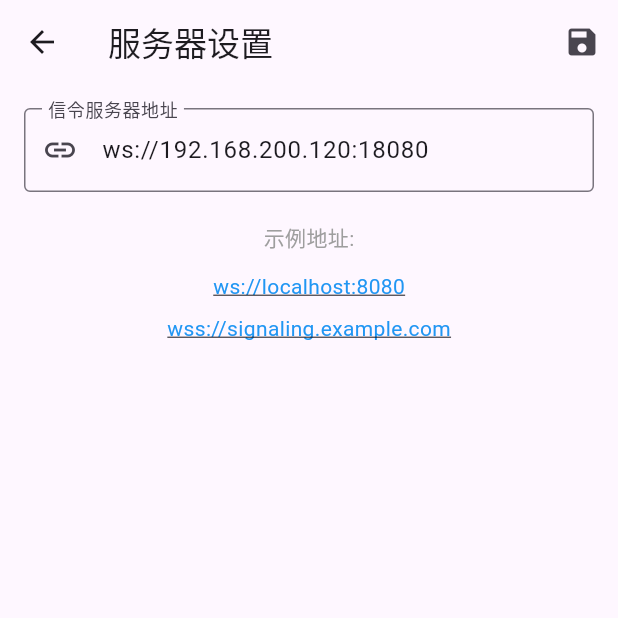
After one commit to einyboycode/flutter_webrtc_group_chat, a Flutter app: the SettingsPage screen opened by its route, on a phone screen of 412 x 824 dp, the top half of it. The commit adds this screen. Run offline on Flutter 3.47's test engine with Material 3 defaults, Android fonts, the phone set to English and light mode, and no system bars; our stand-ins replace file_picker, shared_preferences; missing offline and left inert: flutter_webrtc; accounts and stored records are empty.

Commit message:
1.添加websocket配置功能

```diff
--- a/lib/main.dart
+++ b/lib/main.dart
@@ -5,12 +5,17 @@ import 'providers/rtc_provider.dart';
 import 'providers/signaling_provider.dart';
 import 'screens/chat_screen.dart';
 import 'screens/join_screen.dart';
+import 'screens/setting.dart';
 
-void main() {
+void main() async {
+  final signaling = SignalingProvider();
+  await signaling.loadSavedSettings();
+
+
   runApp(
     MultiProvider(
       providers: [
-        ChangeNotifierProvider(create: (_) => SignalingProvider()),
+        ChangeNotifierProvider(create: (_) => signaling),
         ChangeNotifierProvider(create: (_) => RTCProvider()),
       ],
       child: const MyApp(),
@@ -33,6 +38,7 @@ class MyApp extends StatelessWidget {
       routes: {
         '/': (context) =>  JoinScreen(),
         '/chat': (context) => ChatScreen(),
+        '/settings': (context) => SettingsPage(),
       },
     );
   }
--- a/lib/screens/chat_screen.dart
+++ b/lib/screens/chat_screen.dart
@@ -187,7 +187,7 @@ class _ChatScreenState extends State<ChatScreen> {
             children: [
               if (!message.isMe)
                 Text(
-                  message.senderId.substring(0, 8),
+                  message.name,
                   style: TextStyle(
                     fontWeight: FontWeight.bold,
                     color: Colors.black,
--- /dev/null
+++ b/lib/screens/setting.dart
@@ -0,0 +1,108 @@
+import 'package:flutter/material.dart';
+import 'package:provider/provider.dart';
+import '../providers/signaling_provider.dart';
+
+class SettingsPage extends StatefulWidget {
+  @override
+  _SettingsPageState createState() => _SettingsPageState();
+}
+
+class _SettingsPageState extends State<SettingsPage> {
+  final _formKey = GlobalKey<FormState>();
+  late TextEditingController _serverUrlController;
+
+  @override
+  void initState() {
+    super.initState();
+    final signaling = Provider.of<SignalingProvider>(context, listen: false);
+    _serverUrlController = TextEditingController(text: signaling.serverUrl);
+  }
+
+  @override
+  void dispose() {
+    _serverUrlController.dispose();
+    super.dispose();
+  }
+
+  @override
+  Widget build(BuildContext context) {
+    return Scaffold(
+      appBar: AppBar(
+        title: Text('服务器设置'),
+        actions: [
+          IconButton(
+            icon: Icon(Icons.save),
+            onPressed: _saveSettings,
+          ),
+        ],
+      ),
+      body: Padding(
+        padding: const EdgeInsets.all(16.0),
+        child: Form(
+          key: _formKey,
+          child: Column(
+            children: [
+              TextFormField(
+                controller: _serverUrlController,
+                decoration: InputDecoration(
+                  labelText: '信令服务器地址',
+                  hintText: 'ws://your-server.com:8080',
+                  border: OutlineInputBorder(),
+                  prefixIcon: Icon(Icons.link),
+                ),
+                validator: (value) {
+                  if (value == null || value.isEmpty) {
+                    return '请输入服务器地址';
+                  }
+                  if (!value.startsWith('ws://') && !value.startsWith('wss://')) {
+                    return '地址必须以 ws:// 或 wss:// 开头';
+                  }
+                  return null;
+                },
+              ),
+              SizedBox(height: 20),
+              Text(
+                '示例地址:',
+                style: TextStyle(color: Colors.grey),
+              ),
+              SizedBox(height: 8),
+              _buildExampleAddress('ws://localhost:8080'),
+              _buildExampleAddress('wss://signaling.example.com'),
+            ],
+          ),
+        ),
+      ),
+    );
+  }
+
+  Widget _buildExampleAddress(String address) {
+    return Padding(
+      padding: const EdgeInsets.symmetric(vertical: 4.0),
+      child: InkWell(
+        onTap: () {
+          _serverUrlController.text = address;
+        },
+        child: Text(
+          address,
+          style: TextStyle(
+            color: Colors.blue,
+            decoration: TextDecoration.underline,
+          ),
+        ),
+      ),
+    );
+  }
+
+  void _saveSettings() {
+    if (_formKey.currentState!.validate()) {
+      final signaling = Provider.of<SignalingProvider>(context, listen: false);
+      signaling.updateServerUrl(_serverUrlController.text);
+
+      ScaffoldMessenger.of(context).showSnackBar(
+        SnackBar(content: Text('设置已保存')),
+      );
+
+      Navigator.pop(context);
+    }
+  }
+}
--- a/pubspec.yaml
+++ b/pubspec.yaml
@@ -40,6 +40,7 @@ dependencies:
   path_provider: ^2.1.5
   file_picker: ^10.0.0
   path: ^1.9.0
+  shared_preferences: ^2.5.3
 
 
 dev_dependencies:
```
Also changed, not shown: lib/providers/signaling_provider.dart (+34 -7 lines), pubspec.lock, 1 other file.
